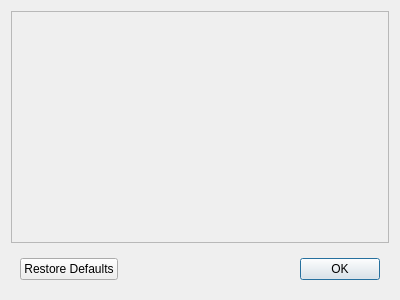
The window that src/dialogs/inputs_base.ui (npwoods/bletchmame) describes before a commit, drawn with Qt 5.
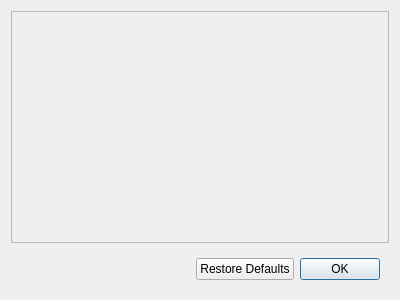
The same window after the commit.

Commit message: Cosmetic improvements to various dialogs

The edit to the form file:
```diff
--- a/src/dialogs/inputs_base.ui
+++ b/src/dialogs/inputs_base.ui
@@ -25,9 +25,15 @@
         <x>0</x>
         <y>0</y>
         <width>380</width>
-        <height>233</height>
+        <height>18</height>
        </rect>
       </property>
+      <property name="sizePolicy">
+       <sizepolicy hsizetype="Expanding" vsizetype="Maximum">
+        <horstretch>0</horstretch>
+        <verstretch>0</verstretch>
+       </sizepolicy>
+      </property>
       <layout class="QGridLayout" name="gridLayout"/>
      </widget>
     </widget>
@@ -44,8 +50,27 @@
       <enum>Qt::LeftToRight</enum>
      </property>
      <layout class="QHBoxLayout" name="horizontalLayout">
+      <item>
+       <spacer name="horizontalSpacer">
+        <property name="orientation">
+         <enum>Qt::Horizontal</enum>
+        </property>
+        <property name="sizeHint" stdset="0">
+         <size>
+          <width>40</width>
+          <height>20</height>
+         </size>
+        </property>
+       </spacer>
+      </item>
       <item>
        <widget class="QPushButton" name="restoreDefaultsButton">
+        <property name="sizePolicy">
+         <sizepolicy hsizetype="Maximum" vsizetype="Fixed">
+          <horstretch>0</horstretch>
+          <verstretch>0</verstretch>
+         </sizepolicy>
+        </property>
         <property name="text">
          <string>Restore Defaults</string>
         </property>
@@ -53,6 +78,12 @@
       </item>
       <item>
        <widget class="QDialogButtonBox" name="buttonBox">
+        <property name="sizePolicy">
+         <sizepolicy hsizetype="Maximum" vsizetype="Fixed">
+          <horstretch>0</horstretch>
+          <verstretch>0</verstretch>
+         </sizepolicy>
+        </property>
         <property name="orientation">
          <enum>Qt::Horizontal</enum>
         </property>
```
The commit also changes 4 other files.
